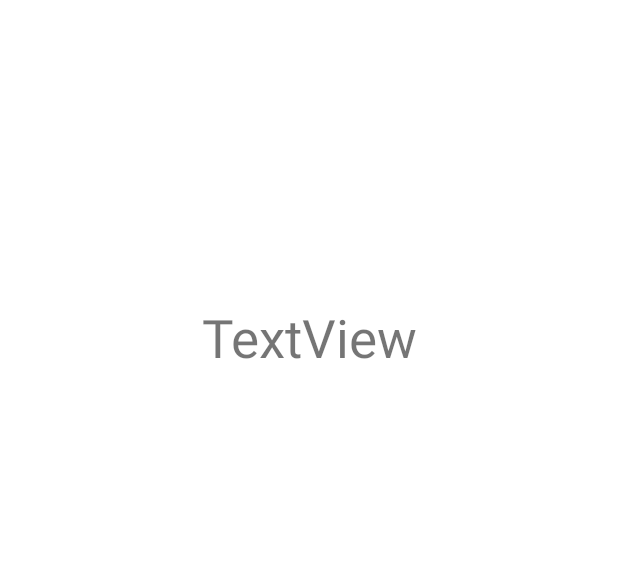
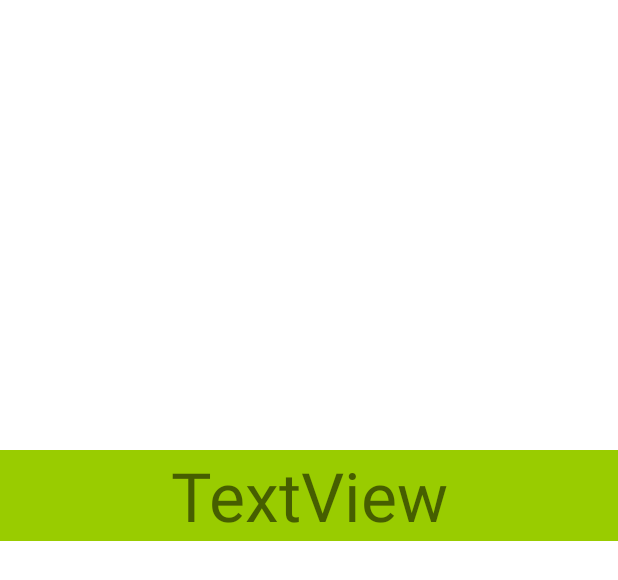
Before and after one commit to joseguambo1994/apparchitectsBoxfly, an Android app: the layout activity_main2.xml on its own in the app's theme, with its tools: preview values and no code run, on a phone screen of 412 x 824 dp. Shown: the top 580 px of the screen. Run offline under Robolectric (Android 15) with nearby library versions, the phone set to English and light mode, and no system bars; network calls fail.

Commit message:
Add styling to econd activity

```diff
--- a/app/src/main/java/com/example/gnomelist/GnomeAdapter.kt
+++ b/app/src/main/java/com/example/gnomelist/GnomeAdapter.kt
@@ -46,6 +46,7 @@ class GnomeAdapter( val gnomes: List<Brastlewark>): RecyclerView.Adapter<GnomeAd
 //                .resize(100,100).into(view.ivGnome)
             Glide.with(view)
                 .load(brastlewark.thumbnail)
+                .override(100, 100)
                 .into(view.ivGnome)
         }
 
@@ -71,12 +72,8 @@ class GnomeAdapter( val gnomes: List<Brastlewark>): RecyclerView.Adapter<GnomeAd
                 if (charSearch.isEmpty()) {
                     gnomesFiltered = gnomes.toMutableList()
                 } else {
-                   // val resultList = ArrayList<String>()
                     var resultList : MutableList<Brastlewark> = ArrayList();
                     for (row in gnomes) {
-//                        if (row.lowercase(Locale.ROOT).contains(charSearch.lowercase(Locale.ROOT))) {
-//                            resultList.add(row)
-//                        }
                         if(row.name.lowercase(Locale.ROOT).contains(charSearch.lowercase(Locale.ROOT))){
                             resultList.add(row)
                         }
--- a/app/src/main/java/com/example/gnomelist/ProfessionAdapter.kt
+++ b/app/src/main/java/com/example/gnomelist/ProfessionAdapter.kt
@@ -25,7 +25,6 @@ class ProfessionAdapter(val professions: ArrayList<String>): RecyclerView.Adapte
 
     inner class ProfessionHolder(val view: View): RecyclerView.ViewHolder(view){
         fun render(professionName:String){
-            println("professionName "+professionName);
             view.tvProfession.text= professionName
         }
     }
--- a/app/src/main/res/layout/activity_main.xml
+++ b/app/src/main/res/layout/activity_main.xml
@@ -13,6 +13,7 @@
         android:layout_height="100dp"
         android:queryHint="Buscar por nombre"/>
 
+
     <androidx.recyclerview.widget.RecyclerView
         android:id="@+id/rvSuperHero"
         android:layout_width="match_parent"
--- a/app/src/main/res/layout/activity_main2.xml
+++ b/app/src/main/res/layout/activity_main2.xml
@@ -10,17 +10,19 @@
     <TextView
         android:id="@+id/tvName"
         android:layout_width="match_parent"
-        android:layout_height="50dp"
-        android:textSize="35dp"
+        android:layout_height="wrap_content"
+        android:minWidth="55dp"
+        android:textSize="45dp"
         android:text="TextView"
+        android:background="@android:color/holo_green_light"
         android:gravity="center"
         app:layout_constraintTop_toBottomOf="@+id/ivThumbnail"
         tools:layout_editor_absoluteX="-53dp" />
 
     <ImageView
         android:id="@+id/ivThumbnail"
-        android:layout_width="200dp"
-        android:layout_height="200dp"
+        android:layout_width="match_parent"
+        android:layout_height="300dp"
         app:layout_constraintEnd_toEndOf="parent"
         app:layout_constraintHorizontal_bias="0.497"
         app:layout_constraintStart_toStartOf="parent"
--- a/app/src/main/res/layout/item_profession.xml
+++ b/app/src/main/res/layout/item_profession.xml
@@ -1,16 +1,16 @@
 <?xml version="1.0" encoding="utf-8"?>
 <LinearLayout xmlns:android="http://schemas.android.com/apk/res/android"
     android:layout_width="match_parent"
-    android:layout_height="100dp"
+    android:layout_height="wrap_content"
     android:orientation="horizontal">
 
 
     <TextView
         android:id="@+id/tvProfession"
         android:layout_width="wrap_content"
-        android:layout_height="60dp"
+        android:layout_height="56dp"
         android:layout_weight="1"
-        android:textSize="25dp"
+        android:textSize="30dp"
         android:gravity="center"
         android:text="TextView" />
 </LinearLayout>
```
Also changed, not shown: app/src/main/java/com/example/gnomelist/MainActivity.kt (+12 -30 lines).
